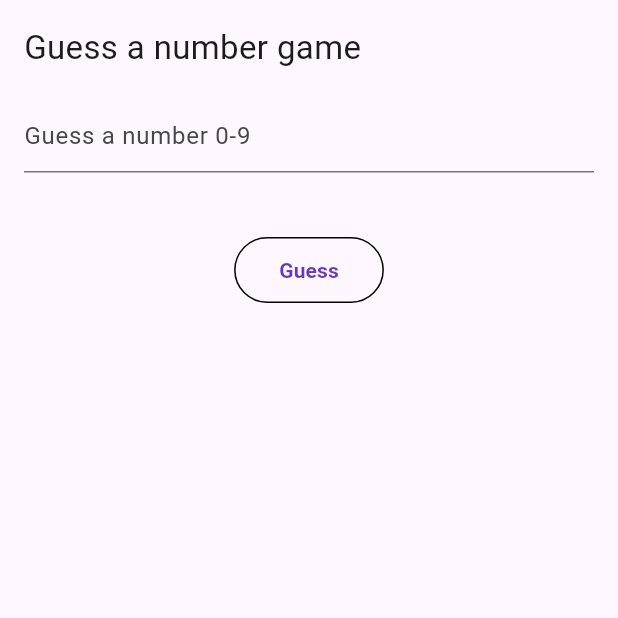
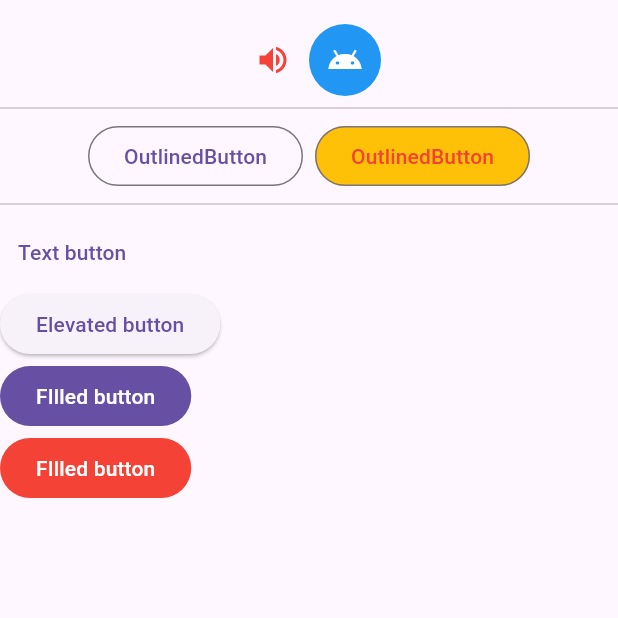
Before and after one commit to noobydev546/moblieapp, a Flutter app: the screen it shows after launch, on a phone screen of 412 x 824 dp, the top half of it. Run offline on Flutter 3.47's test engine with Material 3 defaults, Android fonts, the phone set to English and light mode, and no system bars.

Commit message:
Add button demo

```diff
--- a/lib/main.dart
+++ b/lib/main.dart
@@ -1,6 +1,6 @@
 import 'package:flutter/material.dart';
-import 'package:moblieapp/week05/assignment3.dart';
+import 'package:moblieapp/week06/button_demo.dart';
 
 void main() {
-  runApp(MaterialApp(home: Assignment3(), debugShowCheckedModeBanner: false));
+  runApp(MaterialApp(home: ButtonDemo(), debugShowCheckedModeBanner: false));
 }
--- /dev/null
+++ b/lib/week06/button_demo.dart
@@ -0,0 +1,81 @@
+import 'package:flutter/material.dart';
+
+class ButtonDemo extends StatelessWidget {
+  const ButtonDemo({super.key});
+
+  Widget createIconButton() {
+    return OverflowBar(
+      alignment: MainAxisAlignment.center,
+      children: [
+        IconButton(
+          icon: Icon(Icons.volume_up, color: Colors.red),
+          onPressed: () {
+            debugPrint('Icon button');
+          },
+        ),
+        Ink(
+          decoration: ShapeDecoration(
+            shape: CircleBorder(),
+            color: Colors.blue,
+          ),
+          child: IconButton(
+            onPressed: () {
+              debugPrint('Android');
+            },
+            icon: Icon(Icons.android, color: Colors.white),
+          ),
+        ),
+      ],
+    );
+  }
+
+  Widget createOutlineButton() {
+    return OverflowBar(
+      children: [
+        OutlinedButton(onPressed: () {}, child: Text('OutlinedButton')),
+        SizedBox(width: 8),
+        OutlinedButton(
+          onPressed: () {},
+          style: OutlinedButton.styleFrom(
+            foregroundColor: Colors.red,
+            backgroundColor: Colors.amber,
+          ),
+          child: Text('OutlinedButton'),
+        ),
+      ],
+    );
+  }
+
+  Widget createButtons() {
+    return OverflowBar(
+      children: [
+        TextButton(onPressed: () {}, child: Text('Text button')),
+        ElevatedButton(onPressed: () {}, child: Text('Elevated button')),
+        FilledButton(onPressed: () {}, child: Text('FIlled button')),
+        FilledButton(
+          onPressed: () {},
+          style: FilledButton.styleFrom(backgroundColor: Colors.red),
+          child: Text('FIlled button'),
+        ),
+      ],
+    );
+  }
+
+  @override
+  Widget build(BuildContext context) {
+    return Scaffold(
+      body: SafeArea(
+        child: Column(
+          children: [
+            SizedBox(height: 16),
+            createIconButton(),
+            Divider(),
+            createOutlineButton(),
+            Divider(),
+            createButtons(),
+          ],
+        ),
+      ),
+    );
+  }
+}
```
